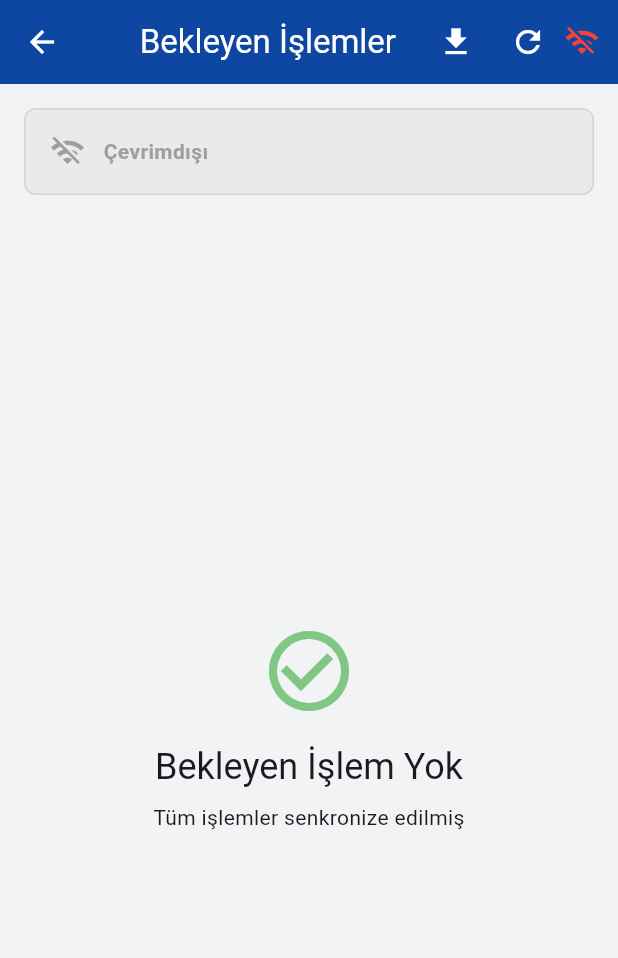
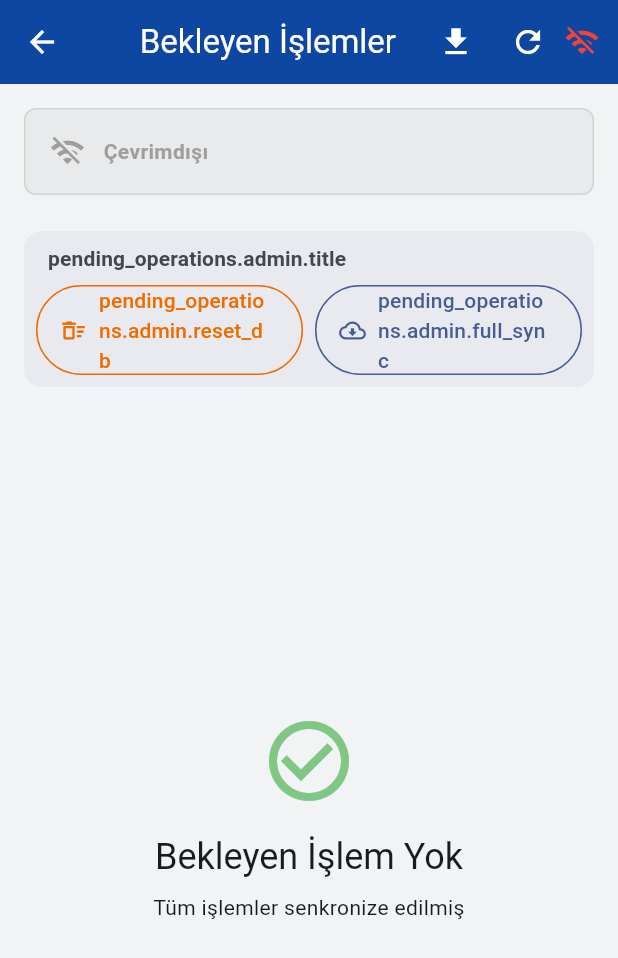
Before and after one commit to foxxafa/diapalet, a Flutter app: the PendingOperationsScreen screen opened directly, on a phone screen of 412 x 824 dp. Shown: the top 958 px of the screen. Run offline on Flutter 3.47's test engine with Material 3 defaults, Android fonts, the phone set to English and light mode, and no system bars; our stand-ins replace connectivity_plus, device_info_plus, dio, easy_localization, equatable, shared_preferences and 1 more; missing offline and left inert: mobile_scanner; accounts and stored records are empty; network calls fail.

Commit message:
Enhance database schema and sync functionality in application
- Updated DatabaseHelper to include additional fields (notlar, user, created_at, updated_at, gun, lokasyon_id, invoice, delivery) in the purchase_order table for improved data management.
- Refactored SyncService to insert purchase orders with explicit field mapping, enhancing data integrity.
- Introduced resetLocalData method in SyncService for full database reset, improving user control over local data management.
- Added admin actions in PendingOperationsScreen for database reset and full sync, enhancing user experience and functionality.

```diff
--- a/lib/features/pending_operations/presentation/pending_operations_screen.dart
+++ b/lib/features/pending_operations/presentation/pending_operations_screen.dart
@@ -105,27 +105,51 @@ class _PendingOperationsScreenState extends State<PendingOperationsScreen> {
     });
   }
 
-  Future<void> _downloadMasterData() async {
-    try {
-      final result = await _syncService.downloadMasterData();
+  Future<void> _confirmAndResetDatabase() async {
+    final confirmed = await showDialog<bool>(
+      context: context,
+      builder: (BuildContext context) {
+        return AlertDialog(
+          title: Text('pending_operations.admin.reset_confirm_title'.tr()),
+          content: Text('pending_operations.admin.reset_confirm_body'.tr()),
+          actions: <Widget>[
+            TextButton(
+              child: Text('dialog.cancel'.tr()),
+              onPressed: () => Navigator.of(context).pop(false),
+            ),
+            TextButton(
+              style: TextButton.styleFrom(foregroundColor: Colors.red),
+              child: Text('dialog.confirm'.tr()),
+              onPressed: () => Navigator.of(context).pop(true),
+            ),
+          ],
+        );
+      },
+    );
 
+    if (confirmed == true) {
+      await _syncService.resetLocalData();
+      await _loadPendingOperations(); // Refresh the list
       if (mounted) {
         ScaffoldMessenger.of(context).showSnackBar(
           SnackBar(
-            content: Text(result.message),
-            backgroundColor: result.success ? Colors.green : Colors.red,
+            content: Text('pending_operations.admin.reset_success'.tr()),
+            backgroundColor: Colors.green,
           ),
         );
       }
-    } catch (e) {
-      if (mounted) {
-        ScaffoldMessenger.of(context).showSnackBar(
-          SnackBar(
-            content: Text('Download error: $e'),
-            backgroundColor: Colors.red,
-          ),
-        );
-      }
+    }
+  }
+
+  Future<void> _downloadMasterData({bool fullSync = false}) async {
+    final result = await _syncService.downloadMasterData(fullSync: fullSync);
+    if (mounted) {
+      ScaffoldMessenger.of(context).showSnackBar(
+        SnackBar(
+          content: Text(result.message),
+          backgroundColor: result.success ? Colors.green : Colors.red,
+        ),
+      );
     }
   }
 
@@ -345,6 +369,7 @@ class _PendingOperationsScreenState extends State<PendingOperationsScreen> {
         child: Column(
           children: [
             _buildSyncStatusBanner(),
+            _buildAdminActions(),
             Expanded(
               child: _isLoading
                   ? const Center(child: CircularProgressIndicator())
@@ -402,4 +427,58 @@ class _PendingOperationsScreenState extends State<PendingOperationsScreen> {
           : null,
     );
   }
+
+  Widget _buildAdminActions() {
+    return Card(
+      margin: const EdgeInsets.symmetric(horizontal: 16, vertical: 8),
+      color: Theme.of(context).colorScheme.surfaceVariant.withOpacity(0.5),
+      elevation: 0,
+      child: Padding(
+        padding: const EdgeInsets.all(8.0),
+        child: Column(
+          crossAxisAlignment: CrossAxisAlignment.start,
+          children: [
+            Padding(
+              padding: const EdgeInsets.only(left: 8.0, bottom: 8.0),
+              child: Text(
+                'pending_operations.admin.title'.tr(),
+                style: Theme.of(context).textTheme.titleSmall?.copyWith(
+                  fontWeight: FontWeight.bold,
+                  color: Theme.of(context).colorScheme.onSurfaceVariant,
+                ),
+              ),
+            ),
+            Row(
+              mainAxisAlignment: MainAxisAlignment.spaceEvenly,
+              children: [
+                Expanded(
+                  child: OutlinedButton.icon(
+                    icon: const Icon(Icons.delete_sweep_outlined),
+                    label: Text('pending_operations.admin.reset_db'.tr()),
+                    onPressed: _confirmAndResetDatabase,
+                    style: OutlinedButton.styleFrom(
+                      foregroundColor: Colors.orange.shade800,
+                      side: BorderSide(color: Colors.orange.shade800),
+                    ),
+                  ),
+                ),
+                const SizedBox(width: 8),
+                Expanded(
+                  child: OutlinedButton.icon(
+                    icon: const Icon(Icons.cloud_download_outlined),
+                    label: Text('pending_operations.admin.full_sync'.tr()),
+                    onPressed: () => _downloadMasterData(fullSync: true),
+                    style: OutlinedButton.styleFrom(
+                      foregroundColor: Theme.of(context).colorScheme.primary,
+                      side: BorderSide(color: Theme.of(context).colorScheme.primary),
+                    ),
+                  ),
+                ),
+              ],
+            ),
+          ],
+        ),
+      ),
+    );
+  }
 }
```
Also changed, not shown: lib/core/local/database_helper.dart (+9 -1 lines), lib/core/sync/sync_service.dart (+24 -1 lines), lib/features/home/presentation/home_screen.dart (+0 -45 lines).
